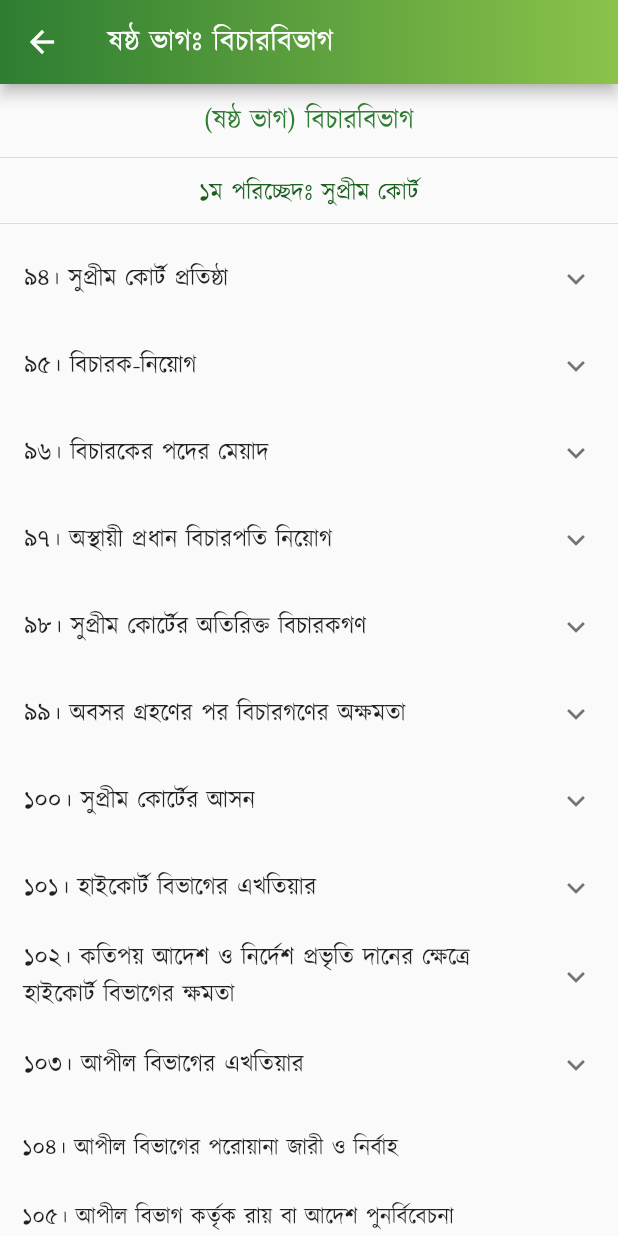
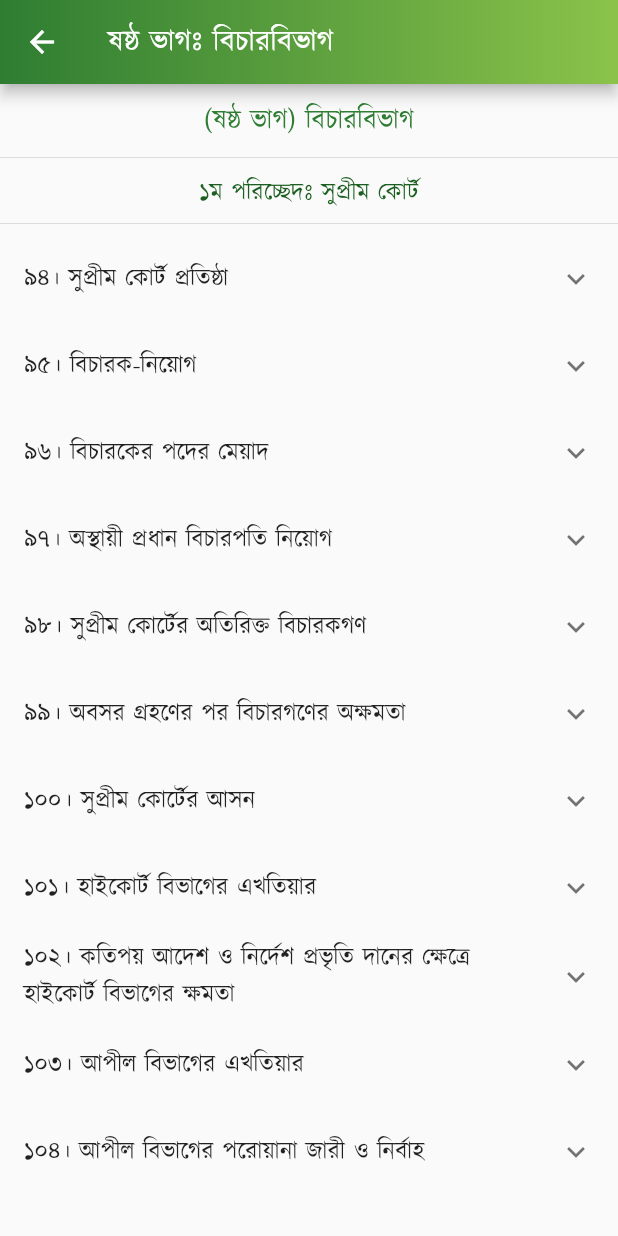
Before and after one commit to Azimul-Haque/flutter-onesignal, a Flutter app: the PartSix screen opened directly, on a phone screen of 412 x 824 dp. Run offline on Flutter 3.47's test engine with Material 2 defaults, Android fonts, the phone set to English and light mode, and no system bars; our stand-ins replace fluttertoast, package_info_plus, percent_indicator, shared_preferences, sqflite; missing offline and left inert: blinking_text, flutter_share, onesignal_flutter, slide_popup_dialog; accounts and stored records are empty; network calls fail.

Commit message:
Commit Fri 04/29/2022 13:53:56.24 975

```diff
--- a/lib/pages/constitution/part6.dart
+++ b/lib/pages/constitution/part6.dart
@@ -213,11 +213,26 @@ class PartSix extends StatelessWidget {
               )),
             ],
           ),
+          ExpansionTile(
+            title: Text('১০৪। আপীল বিভাগের পরোয়ানা জারী ও নির্বাহ'),
+            children: <Widget>[
+              ListTile(
+                  title: Text(
+                '১০৩। (১) হাইকোর্ট বিভাগের রায়, ডিক্রী, আদেশ বা দণ্ডাদেশের বিরুদ্ধে আপীল শুনানীর ও তাহা নিষ্পত্তির এখতিয়ার আপীল বিভাগের থাকিবে।',
+                textAlign: TextAlign.justify,
+              )),
+              ListTile(
+                  title: Text(
+                '(২) হাইকোর্ট বিভাগের রায়, ডিক্রী, আদেশ বা দণ্ডাদেশের বিরুদ্ধে আপীল বিভাগের নিকট সেই ক্ষেত্রে অধিকারবলে আপীল করা যাইবে, যে ক্ষেত্রে হাইকোর্ট বিভাগ \n(ক) এই মর্মে সার্টিফিকেট দান করিবেন যে, মামলাটির সহিত এই সংবিধান-ব্যাখ্যার বিষয়ে আইনের গুরুত্বপূর্ণ প্রশ্ন জড়িত রহিয়াছে; অথবা \n(খ) কোন মৃত্যুদণ্ড বহাল করিয়াছেন কিংবা কোন ব্যক্তিকে মৃত্যুদণ্ডে বা যাবজ্জীবন কারাদণ্ডে দণ্ডিত করিয়াছেন ; অথবা \n(গ) উক্ত বিভাগের অবমাননার জন্য কোন ব্যক্তিকে দণ্ডদান করিয়াছেন; \nএবং সংসদে আইন-দ্বারা যেরূপ বিধান করা হইবে, সেইরূপ অন্যান্য ক্ষেত্রে।',
+                textAlign: TextAlign.justify,
+              )),
+            ],
+          ),
           Padding(
             padding: EdgeInsets.all(15),
             child: Column(children: <Widget>[
               Text(
-                "১০৪। আপীল বিভাগের পরোয়ানা জারী ও নির্বাহ \n\n১০৫। আপীল বিভাগ কর্তৃক রায় বা আদেশ পুনর্বিবেচনা \n\n১০৬। সুপ্রীম কোর্টের উপদেষ্টামূলক এখতিয়ার \n\n১০৭। সুপ্রীম কোর্টের বিধি-প্রণয়ন-ক্ষমতা \n\n১০৮। 'কোর্ট অব রেকর্ড' রূপে সুপ্রীম কোর্ট \n\n১০৯। আদালতসমূহের উপর তত্ত্বাবধান ও নিয়ন্ত্রণ \n\n১১০। অধস্তন আদালত হইতে হাইকোর্ট বিভাগে মামলা স্থানান্তর \n\n১১১। সুপ্রীম কোর্টের রায়ের বাধ্যতামূলক কার্যকরতা \n\n১১২। সুপ্রীম কোর্টের সহায়তা \n\n১১৩। সুপ্রীম কোর্টের কর্মচারীগণ \n\n\n২য় পরিচ্ছেদঃ অধস্তন আদালত \n\n১১৪। অধস্তন আদালত-সমূহ প্রতিষ্ঠা \n\n১১৫। অধস্তন আদালতে নিয়োগ \n\n১১৬। অধস্তন আদালতসমূহের নিয়ন্ত্রণ ও শৃঙ্খলা \n\n১১৬ক। বিচারবিভাগীয় কর্মচারীগণ বিচারকার্য পালনের ক্ষেত্রে স্বাধীন \n\n\n৩য় পরিচ্ছেদঃ প্রশাসনিক ট্রাইব্যুনাল \n\n১১৭। প্রশাসনিক ট্রাইব্যুনালসমূহ \n\n\nষষ্ঠ ক ভাগ-জাতীয়দল [সংবিধান (পঞ্চদশ সংশোধন) আইন, ২০১১ (২০১১ সনের ১৪ নং আইন)-এর ৪১ ধারাবলে বিলুপ্ত।]",
+                " \n\n১০৫। আপীল বিভাগ কর্তৃক রায় বা আদেশ পুনর্বিবেচনা \n\n১০৬। সুপ্রীম কোর্টের উপদেষ্টামূলক এখতিয়ার \n\n১০৭। সুপ্রীম কোর্টের বিধি-প্রণয়ন-ক্ষমতা \n\n১০৮। 'কোর্ট অব রেকর্ড' রূপে সুপ্রীম কোর্ট \n\n১০৯। আদালতসমূহের উপর তত্ত্বাবধান ও নিয়ন্ত্রণ \n\n১১০। অধস্তন আদালত হইতে হাইকোর্ট বিভাগে মামলা স্থানান্তর \n\n১১১। সুপ্রীম কোর্টের রায়ের বাধ্যতামূলক কার্যকরতা \n\n১১২। সুপ্রীম কোর্টের সহায়তা \n\n১১৩। সুপ্রীম কোর্টের কর্মচারীগণ \n\n\n২য় পরিচ্ছেদঃ অধস্তন আদালত \n\n১১৪। অধস্তন আদালত-সমূহ প্রতিষ্ঠা \n\n১১৫। অধস্তন আদালতে নিয়োগ \n\n১১৬। অধস্তন আদালতসমূহের নিয়ন্ত্রণ ও শৃঙ্খলা \n\n১১৬ক। বিচারবিভাগীয় কর্মচারীগণ বিচারকার্য পালনের ক্ষেত্রে স্বাধীন \n\n\n৩য় পরিচ্ছেদঃ প্রশাসনিক ট্রাইব্যুনাল \n\n১১৭। প্রশাসনিক ট্রাইব্যুনালসমূহ \n\n\nষষ্ঠ ক ভাগ-জাতীয়দল [সংবিধান (পঞ্চদশ সংশোধন) আইন, ২০১১ (২০১১ সনের ১৪ নং আইন)-এর ৪১ ধারাবলে বিলুপ্ত।]",
                 style:
                     TextStyle(color: Colors.black87, fontSize: 15, height: 1.5),
                 textAlign: TextAlign.justify,
```
